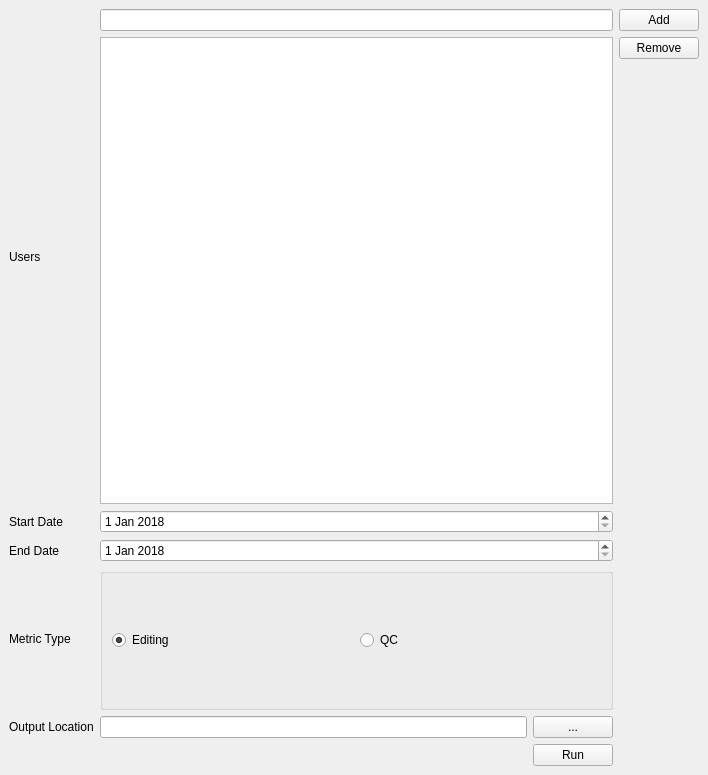
Old version of the form maproulette_metrics/mainwindow.ui in the repository KaartGroup/Maproulette-Metrics.
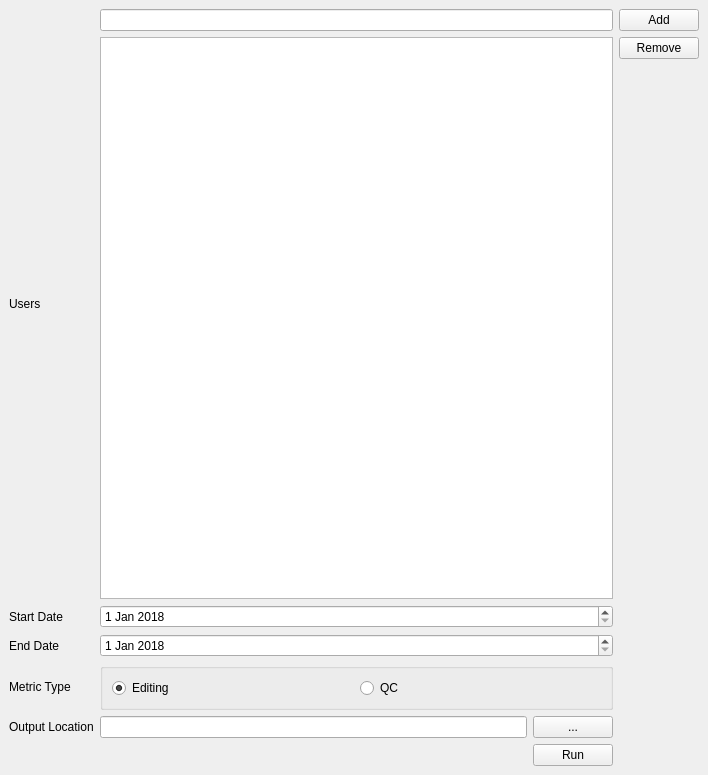
New version of the form. Custom widgets are drawn as their Qt base class.

Commit message: Adjust column stretch

```diff
--- a/maproulette_metrics/mainwindow.ui
+++ b/maproulette_metrics/mainwindow.ui
@@ -14,7 +14,7 @@
    <string>MainWindow</string>
   </property>
   <widget class="QWidget" name="centralwidget">
-   <layout class="QGridLayout" name="gridLayout">
+   <layout class="QGridLayout" name="gridLayout" rowstretch="0,1,1,0,0,0,0,0,0,0" columnstretch="0,1,0,0,0,0">
     <item row="6" column="1" colspan="3">
      <widget class="QDateEdit" name="endDateEdit">
       <property name="maximumDate">
```
